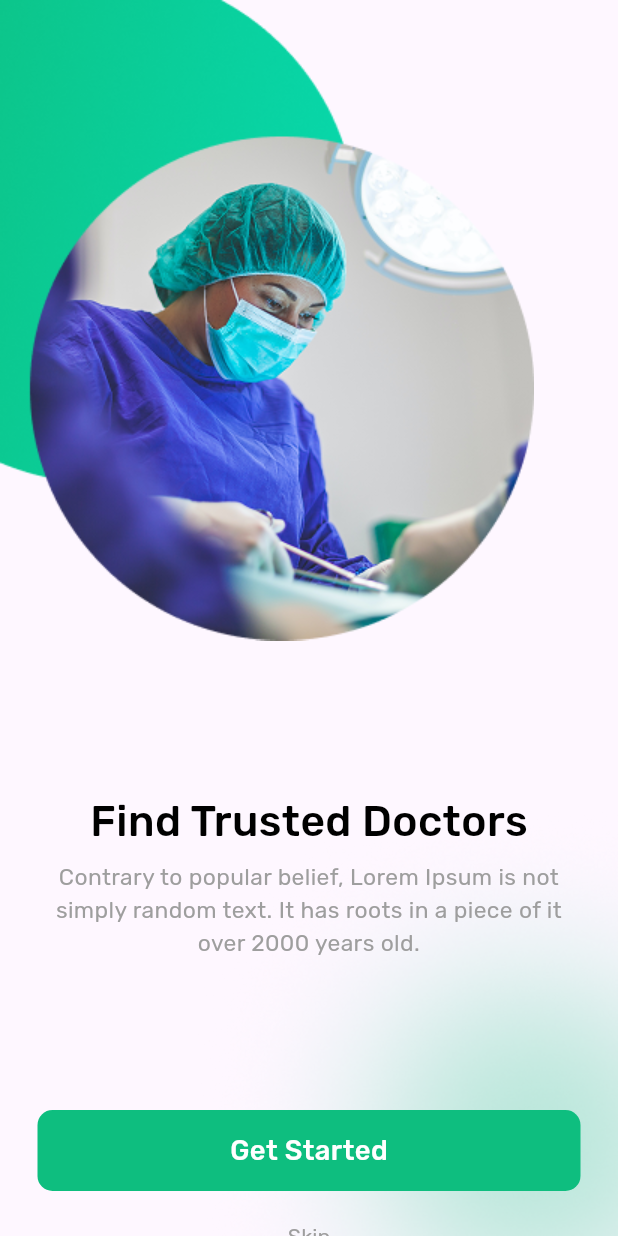
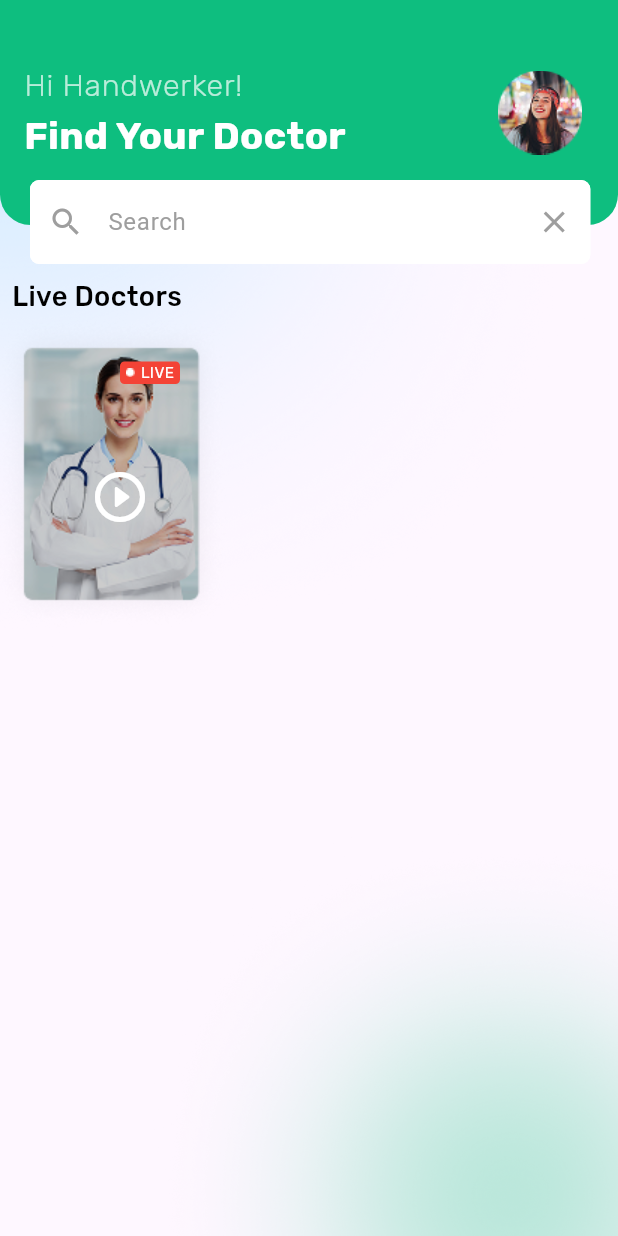
Before and after one commit to atefElhamsa/doctor-hunt-app, a Flutter app: the screen it shows after launch, on a phone screen of 412 x 824 dp. Run offline on Flutter 3.47's test engine with Material 3 defaults, Android fonts, the phone set to English and light mode, and no system bars; drawn by our look-alikes of expandable_page_view; our stand-ins replace flutter_screenutil, google_fonts.

Commit message:
appbar and search in home done and 1 item for live doctors

```diff
--- /dev/null
+++ b/lib/core/shared_widgets/custom_text_form_field.dart
@@ -0,0 +1,43 @@
+import 'package:doctor_hunt_app/core/shared_widgets_model/text_field_model.dart';
+import 'package:flutter/material.dart';
+
+import '../utils/app_colors.dart';
+import '../utils/app_texts.dart' show AppTexts;
+import '../utils/my_validators.dart';
+
+class CustomTextFormField extends StatelessWidget {
+  const CustomTextFormField({super.key, required this.textFieldModel});
+  final TextFieldModel textFieldModel;
+
+  @override
+  Widget build(BuildContext context) {
+    return TextFormField(
+      autovalidateMode: AutovalidateMode.onUserInteraction,
+      keyboardType: TextInputType.name,
+      controller: textFieldModel.controller,
+      validator: (value) => MyValidators.displayNameValidator(value),
+      decoration: InputDecoration(
+        filled: true,
+        fillColor: AppColors.white,
+        suffixIcon: GestureDetector(
+          onTap: () => textFieldModel.controller.clear(),
+          child: const Icon(Icons.clear, color: AppColors.grey),
+        ),
+        prefixIcon: const Icon(Icons.search, color: AppColors.grey),
+        hintText: AppTexts.search,
+        hintStyle: const TextStyle(color: AppColors.grey),
+        enabledBorder: outlineInputBorder(),
+        focusedBorder: outlineInputBorder(),
+        errorBorder: outlineInputBorder(),
+        focusedErrorBorder: outlineInputBorder(),
+      ),
+    );
+  }
+}
+
+OutlineInputBorder outlineInputBorder() {
+  return OutlineInputBorder(
+    borderRadius: BorderRadius.circular(6),
+    borderSide: const BorderSide(color: AppColors.white),
+  );
+}
--- /dev/null
+++ b/lib/core/shared_widgets_model/text_field_model.dart
@@ -0,0 +1,8 @@
+import 'package:flutter/material.dart';
+
+class TextFieldModel {
+  final String hintText;
+  final TextEditingController controller;
+
+  const TextFieldModel({required this.hintText,required this.controller});
+}
--- a/lib/core/utils/app_colors.dart
+++ b/lib/core/utils/app_colors.dart
@@ -4,5 +4,6 @@ class AppColors {
   static const Color black = Colors.black;
   static const Color grey = Colors.grey;
   static const Color white = Colors.white;
+  static const Color red = Colors.red;
   static const Color materialButtonColor = Color(0XFF0EBE7F);
 }
--- a/lib/core/utils/app_images.dart
+++ b/lib/core/utils/app_images.dart
@@ -6,4 +6,7 @@ class AppImages {
   static const String onboardingImage1 = "assets/images/onboarding_image_1.png";
   static const String onboardingImage2 = "assets/images/onboarding_image_2.png";
   static const String onboardingImage3 = "assets/images/onboarding_image_3.png";
+  static const String handWerker = "assets/images/hand_werker.png";
+  static const String liveDoctor1 = "assets/images/live_doctor_1.png";
+  static const String pointLive = "assets/images/point_live.png";
 }
--- a/lib/core/utils/app_texts.dart
+++ b/lib/core/utils/app_texts.dart
@@ -7,4 +7,9 @@ class AppTexts {
       "Contrary to popular belief, Lorem Ipsum is not simply random text. It has roots in a piece of it over 2000 years old.";
   static const String getStarted = "Get Started";
   static const String skip = "Skip";
+  static const String hiHandwerker = "Hi Handwerker!";
+  static const String findYourDoctor = "Find Your Doctor";
+  static const String search = "Search";
+  static const String liveDoctors = "Live Doctors";
+  static const String live = "LIVE";
 }
--- /dev/null
+++ b/lib/core/utils/my_validators.dart
@@ -0,0 +1,83 @@
+class MyValidators {
+  static String? displayNameValidator(String? displayName) {
+    if (displayName == null || displayName.isEmpty) {
+      return 'Display name cannot be empty';
+    }
+    if (displayName.length < 3 || displayName.length > 20) {
+      return 'Display name must be between 3 and 20 characters';
+    }
+
+    return null; // Return null if display name is valid
+  }
+
+  static String? emailValidator(String? value) {
+    if (value!.isEmpty) {
+      return 'Please enter an email';
+    }
+    if (!RegExp(
+      r'\b[A-Za-z0-9._%+-]+@[A-Za-z0-9.-]+\.[A-Z|a-z]{2,}\b',
+    ).hasMatch(value)) {
+      return 'Please enter a valid email';
+    }
+    return null;
+  }
+
+  static String? phoneValidator(String? value) {
+    if (value!.isEmpty) {
+      return 'Please enter an phone';
+    }
+    if (value.length < 11) {
+      return 'phone must be at least 11 characters long';
+    }
+
+    return null;
+  }
+
+  static String? passwordValidator(String? value) {
+    if (value!.isEmpty) {
+      return 'Please enter a password';
+    }
+    if (value.length < 8) {
+      return 'Password must be at least 8 characters long';
+    }
+    return null;
+  }
+
+  static String? nationalIdValidator(String? value) {
+    if (value!.isEmpty) {
+      return 'Please enter a  nationalId';
+    }
+    if (value.length < 14) {
+      return 'nationalId must be at least 14 characters long';
+    }
+    return null;
+  }
+
+  static String? repeatPasswordValidator({String? value, String? password}) {
+    if (value != password) {
+      return 'Passwords do not match';
+    }
+    return null;
+  }
+
+  static String? genderValidator({String? value}) {
+    if (value!.isEmpty) {
+      return 'please enter   gender';
+    }
+    return null;
+  }
+
+  static String? imageValidator(String? image) {
+    if (image == null || image.isEmpty) {
+      return 'Image cannot be empty';
+    }
+    return null;
+  }
+
+  static String? tokenValidator(String? val) {
+    if (val == null || val.isEmpty) {
+      return 'token cannot be empty';
+    }
+    return null;
+  }
+}
--- /dev/null
+++ b/lib/features/home/presentation/views/home_screen.dart
@@ -0,0 +1,11 @@
+import 'package:doctor_hunt_app/features/home/presentation/views/widgets/home_body.dart';
+import 'package:flutter/material.dart';
+
+class HomeScreen extends StatelessWidget {
+  const HomeScreen({super.key});
+
+  @override
+  Widget build(BuildContext context) {
+    return Scaffold(body: HomeBody());
+  }
+}
--- /dev/null
+++ b/lib/features/home/presentation/views/widgets/home_body.dart
@@ -0,0 +1,56 @@
+import 'package:doctor_hunt_app/features/home/presentation/views/widgets/home_list.dart';
+import 'package:flutter/material.dart';
+import 'package:flutter_screenutil/flutter_screenutil.dart';
+import '../../../../../core/shared_widgets/custom_text_form_field.dart';
+import '../../../../../core/shared_widgets_model/text_field_model.dart';
+import '../../../../../core/utils/app_images.dart';
+import '../../../../../core/utils/app_padding.dart';
+import '../../../../../core/utils/app_size.dart';
+import '../../../../../core/utils/app_texts.dart';
+import 'info_app_bar.dart';
+
+class HomeBody extends StatefulWidget {
+  const HomeBody({super.key});
+
+  @override
+  State<HomeBody> createState() => _HomeBodyState();
+}
+
+class _HomeBodyState extends State<HomeBody> {
+  TextEditingController nameController = TextEditingController();
+
+  @override
+  Widget build(BuildContext context) {
+    return Stack(
+      children: [
+        Container(
+          width: AppSize.infinity,
+          decoration: const BoxDecoration(
+            image: DecorationImage(
+              image: AssetImage(AppImages.background),
+              fit: BoxFit.cover,
+            ),
+          ),
+          child: const HomeList(),
+        ),
+        const InfoAppBar(),
+        Positioned(
+          top: 120,
+          child: Padding(
+            padding: const EdgeInsets.symmetric(horizontal: AppPadding.p20),
+            child: SizedBox(
+              height: 100,
+              width: 340.w,
+              child: CustomTextFormField(
+                textFieldModel: TextFieldModel(
+                  hintText: AppTexts.search,
+                  controller: nameController,
+                ),
+              ),
+            ),
+          ),
+        ),
+      ],
+    );
+  }
+}
--- /dev/null
+++ b/lib/features/home/presentation/views/widgets/home_list.dart
@@ -0,0 +1,17 @@
+import 'package:doctor_hunt_app/features/home/presentation/views/widgets/live_doctor_section.dart';
+import 'package:flutter/material.dart';
+
+class HomeList extends StatelessWidget {
+  const HomeList({super.key});
+
+  @override
+  Widget build(BuildContext context) {
+    return const Column(
+      crossAxisAlignment: CrossAxisAlignment.start,
+      children: [
+        SizedBox(height: 170),
+        LiveDoctorSection()
+      ],
+    );
+  }
+}
--- /dev/null
+++ b/lib/features/home/presentation/views/widgets/info_app_bar.dart
@@ -0,0 +1,48 @@
+import 'package:flutter/material.dart';
+import 'package:flutter_screenutil/flutter_screenutil.dart';
+import '../../../../../core/shared_widgets/custom_text.dart';
+import '../../../../../core/shared_widgets_model/text_model.dart';
+import '../../../../../core/utils/app_colors.dart';
+import '../../../../../core/utils/app_images.dart';
+import '../../../../../core/utils/app_size.dart';
+import '../../../../../core/utils/app_texts.dart';
+
+class InfoAppBar extends StatelessWidget {
+  const InfoAppBar({super.key});
+
+  @override
+  Widget build(BuildContext context) {
+    return Container(
+      width: AppSize.infinity,
+      height: 150,
+      decoration: BoxDecoration(
+        color: AppColors.materialButtonColor,
+        borderRadius: BorderRadius.only(
+          bottomLeft: Radius.circular(20.r),
+          bottomRight: Radius.circular(20.r),
+        ),
+      ),
+      child: Center(
+        child: ListTile(
+          title: CustomText(
+            textModel: TextModel(
+              title: AppTexts.hiHandwerker,
+              color: AppColors.white.withAlpha(180),
+              fontWeight: FontWeight.w300,
+              fontSize: AppSize.s20.sp,
+            ),
+          ),
+          subtitle: CustomText(
+            textModel: TextModel(
+              title: AppTexts.findYourDoctor,
+              color: AppColors.white,
+              fontWeight: FontWeight.w700,
+              fontSize: AppSize.s25.sp,
+            ),
+          ),
+          trailing: Image.asset(AppImages.handWerker),
+        ),
+      ),
+    );
+  }
+}
--- /dev/null
+++ b/lib/features/home/presentation/views/widgets/live_doctor_item.dart
@@ -0,0 +1,56 @@
+import 'package:flutter/material.dart';
+import 'package:flutter_screenutil/flutter_screenutil.dart';
+
+import '../../../../../core/shared_widgets/custom_text.dart';
+import '../../../../../core/shared_widgets_model/text_model.dart';
+import '../../../../../core/utils/app_colors.dart';
+import '../../../../../core/utils/app_images.dart';
+import '../../../../../core/utils/app_size.dart';
+import '../../../../../core/utils/app_texts.dart';
+
+class LiveDoctorItem extends StatelessWidget {
+  const LiveDoctorItem({super.key});
+
+  @override
+  Widget build(BuildContext context) {
+    return Stack(
+      children: [
+        Image.asset(AppImages.liveDoctor1, fit: BoxFit.cover),
+        const Positioned(
+          top: 100,
+          left: 60,
+          child: Icon(
+            Icons.play_circle_outline_rounded,
+            color: AppColors.white,
+            size: 40,
+          ),
+        ),
+        Positioned(
+          left: 80,
+          top: 30,
+          child: Container(
+            width: AppSize.s40,
+            decoration: BoxDecoration(
+              color: AppColors.red,
+              borderRadius: BorderRadius.circular(3),
+            ),
+            child: Row(
+              mainAxisAlignment: MainAxisAlignment.spaceEvenly,
+              children: [
+                Image.asset(AppImages.pointLive),
+                CustomText(
+                  textModel: TextModel(
+                    title: AppTexts.live,
+                    color: AppColors.white,
+                    fontSize: AppSize.s10.sp,
+                    fontWeight: FontWeight.w400,
+                  ),
+                ),
+              ],
+            ),
+          ),
+        ),
+      ],
+    );
+  }
+}
--- /dev/null
+++ b/lib/features/home/presentation/views/widgets/live_doctor_section.dart
@@ -0,0 +1,34 @@
+import 'package:flutter/material.dart';
+import 'package:flutter_screenutil/flutter_screenutil.dart';
+import '../../../../../core/shared_widgets/custom_text.dart';
+import '../../../../../core/shared_widgets_model/text_model.dart';
+import '../../../../../core/utils/app_padding.dart';
+import '../../../../../core/utils/app_size.dart';
+import '../../../../../core/utils/app_texts.dart';
+import 'live_doctor_item.dart';
+
+class LiveDoctorSection extends StatelessWidget {
+  const LiveDoctorSection({super.key});
+
+  @override
+  Widget build(BuildContext context) {
+    return Column(
+      crossAxisAlignment: CrossAxisAlignment.start,
+      children: [
+        Padding(
+          padding: const EdgeInsets.only(
+            left: AppPadding.p8,
+            top: AppPadding.p15,
+          ),
+          child: CustomText(
+            textModel: TextModel(
+              title: AppTexts.liveDoctors,
+              fontSize: AppSize.s18.sp,
+            ),
+          ),
+        ),
+        const LiveDoctorItem(),
+      ],
+    );
+  }
+}
--- a/lib/features/onboarding/presentation/views/widgets/onboarding_widget.dart
+++ b/lib/features/onboarding/presentation/views/widgets/onboarding_widget.dart
@@ -1,3 +1,4 @@
+import 'package:doctor_hunt_app/features/home/presentation/views/home_screen.dart';
 import 'package:doctor_hunt_app/features/onboarding/data/models/onboarding_model.dart';
 import 'package:flutter/material.dart';
 import 'package:flutter_screenutil/flutter_screenutil.dart';
@@ -60,11 +61,11 @@ class OnboardingWidget extends StatelessWidget {
                     title: onboardingModel.buttonTitle ?? AppTexts.getStarted,
                     padding: AppPadding.p25,
                     onTap: () {
-                      if (currentPageIndex == 3) {
+                      if (currentPageIndex == onboardingItems.length - 1) {
                         Navigator.pushReplacement(
                           context,
                           MaterialPageRoute(
-                            builder: (context) => const SizedBox(),
+                            builder: (context) => const HomeScreen(),
                           ),
                         );
                       } else {
--- a/lib/my_app.dart
+++ b/lib/my_app.dart
@@ -1,4 +1,4 @@
-import 'package:doctor_hunt_app/features/splash/presentation/views/splash_screen.dart';
+import 'package:doctor_hunt_app/features/home/presentation/views/home_screen.dart';
 import 'package:flutter/material.dart';
 import 'package:flutter_screenutil/flutter_screenutil.dart';
 
@@ -14,7 +14,7 @@ class MyApp extends StatelessWidget {
       builder: (context, child) {
         return const MaterialApp(
           debugShowCheckedModeBanner: false,
-          home: SplashScreen(),
+          home: HomeScreen(),
         );
       },
     );
```
Also changed, not shown: assets/images/hand_werker.png (added), assets/images/live_doctor_1.png (added), assets/images/point_live.png (added).
